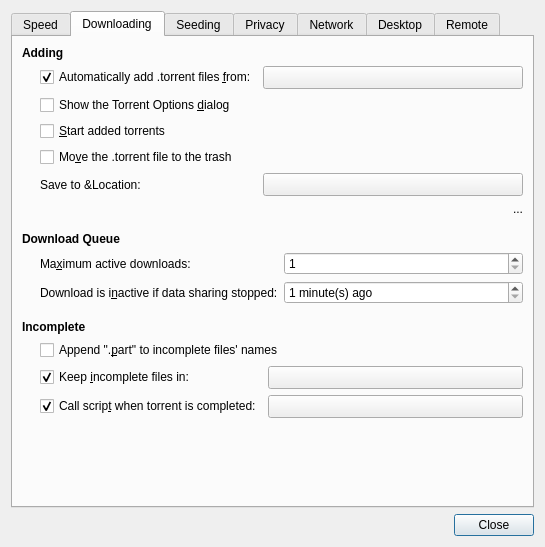
The window that qt/PrefsDialog.ui (transmission/transmission) describes before a commit, drawn with Qt 5.
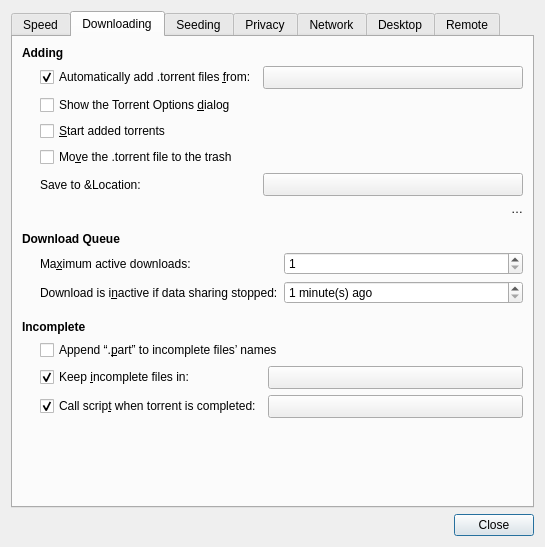
The same window after the commit. The open tabs and pages were chosen to show the change. Icons and pictures are not drawn. Custom widgets are drawn as their Qt base class.

The edit to the form file:
```diff
--- a/qt/PrefsDialog.ui
+++ b/qt/PrefsDialog.ui
@@ -338,7 +338,7 @@
          <item row="5" column="1">
           <widget class="FreeSpaceLabel" name="downloadDirFreeSpaceLabel">
            <property name="text">
-            <string notr="true">...</string>
+            <string notr="true">…</string>
            </property>
            <property name="alignment">
             <set>Qt::AlignRight|Qt::AlignTrailing|Qt::AlignVCenter</set>
@@ -460,7 +460,7 @@
          <item row="0" column="0" colspan="2">
           <widget class="QCheckBox" name="renamePartialFilesCheck">
            <property name="text">
-            <string>Append &quot;.&amp;part&quot; to incomplete files' names</string>
+            <string>Append “.&amp;part” to incomplete files’ names</string>
            </property>
           </widget>
          </item>
```
Left out of the diff: 8 changed lines with no effect on the pictures.
